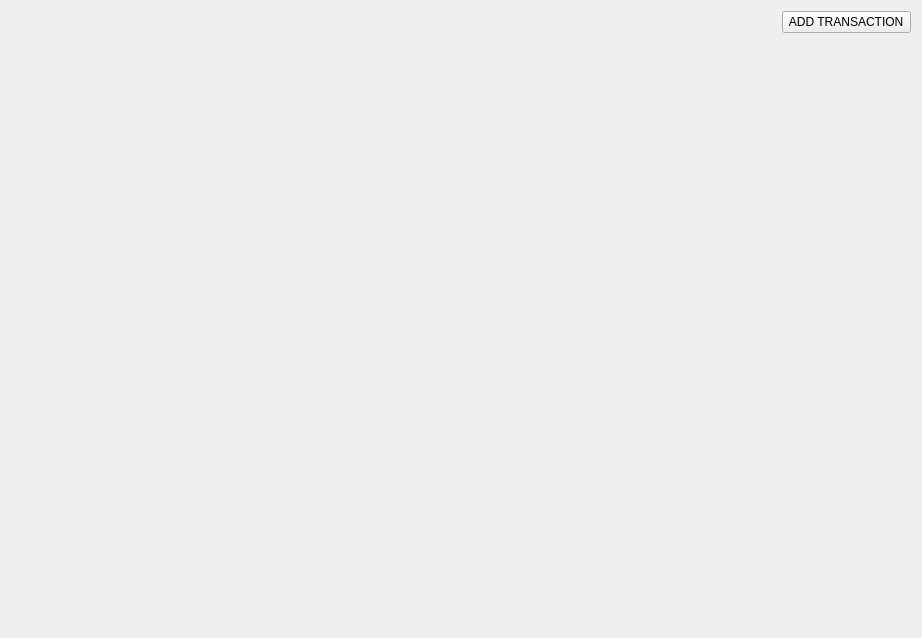
This is sem3/projectQt/homewidget.ui in naztes0/University as Qt 5 draws it before an edit. The edited form follows.
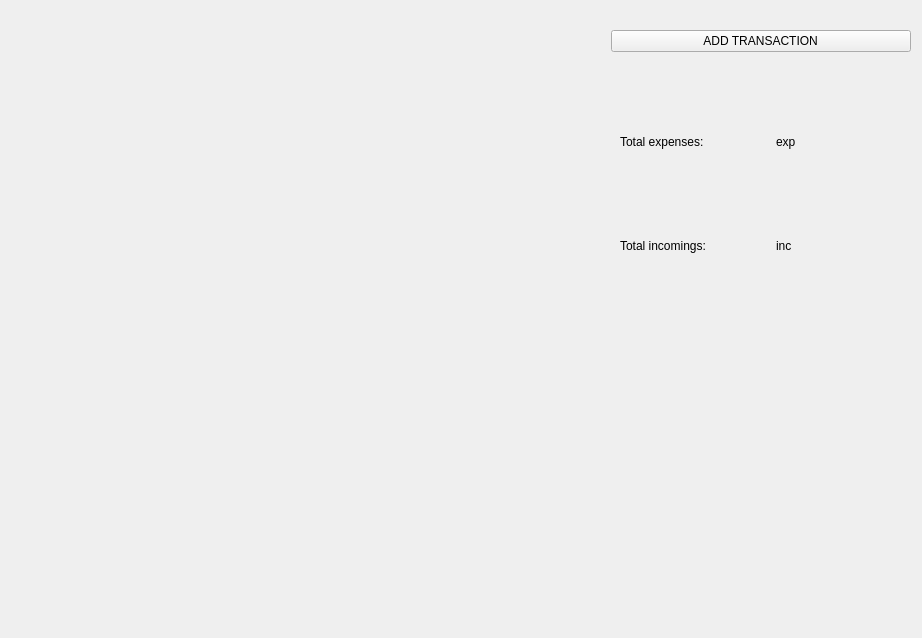
This is the edited form. Icons and pictures are not drawn.

Commit message: Adde the labels of total expenses and incomings due current month, and added widget to layout for pie diagrams that will show the expenses and incomings for the current month

The edit to the form file:
```diff
--- a/sem3/projectQt/homewidget.ui
+++ b/sem3/projectQt/homewidget.ui
@@ -14,55 +14,64 @@
    <string>Form</string>
   </property>
   <layout class="QGridLayout" name="gridLayout">
-   <item row="3" column="0">
-    <spacer name="horizontalSpacer">
-     <property name="orientation">
-      <enum>Qt::Orientation::Horizontal</enum>
-     </property>
-     <property name="sizeHint" stdset="0">
+   <item row="3" column="2">
+    <widget class="QWidget" name="widget" native="true">
+     <property name="minimumSize">
       <size>
-       <width>40</width>
-       <height>20</height>
+       <width>300</width>
+       <height>0</height>
       </size>
      </property>
-    </spacer>
-   </item>
-   <item row="3" column="1" colspan="2">
-    <widget class="QPushButton" name="addTrPushButton">
-     <property name="enabled">
-      <bool>true</bool>
-     </property>
-     <property name="text">
-      <string> ADD TRANSACTION </string>
-     </property>
-     <property name="icon">
-      <iconset resource="resource.qrc">
-       <normaloff>:/img/img/multiple.svg</normaloff>:/img/img/multiple.svg</iconset>
-     </property>
-     <property name="iconSize">
+     <property name="maximumSize">
       <size>
-       <width>30</width>
-       <height>30</height>
+       <width>300</width>
+       <height>220</height>
       </size>
      </property>
+     <layout class="QGridLayout" name="gridLayout_2">
+      <item row="0" column="1">
+       <widget class="QLabel" name="expAmount">
+        <property name="text">
+         <string>exp</string>
+        </property>
+       </widget>
+      </item>
+      <item row="0" column="0">
+       <widget class="QLabel" name="totalExpense">
+        <property name="minimumSize">
+         <size>
+          <width>150</width>
+          <height>0</height>
+         </size>
+        </property>
+        <property name="text">
+         <string>Total expenses:</string>
+        </property>
+       </widget>
+      </item>
+      <item row="1" column="0">
+       <widget class="QLabel" name="totalIncome">
+        <property name="minimumSize">
+         <size>
+          <width>150</width>
+          <height>0</height>
+         </size>
+        </property>
+        <property name="text">
+         <string>Total incomings:</string>
+        </property>
+       </widget>
+      </item>
+      <item row="1" column="1">
+       <widget class="QLabel" name="incAmount">
+        <property name="text">
+         <string>inc</string>
+        </property>
+       </widget>
+      </item>
+     </layout>
     </widget>
    </item>
-   <item row="4" column="2">
-    <spacer name="verticalSpacer">
-     <property name="orientation">
-      <enum>Qt::Orientation::Vertical</enum>
-     </property>
-     <property name="sizeType">
-      <enum>QSizePolicy::Policy::MinimumExpanding</enum>
-     </property>
-     <property name="sizeHint" stdset="0">
-      <size>
-       <width>20</width>
-       <height>40</height>
-      </size>
-     </property>
-    </spacer>
-   </item>
    <item row="5" column="0" colspan="3">
     <widget class="QScrollArea" name="scrollArea">
      <property name="sizePolicy">
@@ -98,6 +107,36 @@
      </widget>
     </widget>
    </item>
+   <item row="2" column="2">
+    <widget class="QPushButton" name="addTrPushButton">
+     <property name="enabled">
+      <bool>true</bool>
+     </property>
+     <property name="text">
+      <string> ADD TRANSACTION </string>
+     </property>
+     <property name="icon">
+      <iconset resource="resource.qrc">
+       <normaloff>:/img/img/multiple.svg</normaloff>:/img/img/multiple.svg</iconset>
+     </property>
+     <property name="iconSize">
+      <size>
+       <width>30</width>
+       <height>30</height>
+      </size>
+     </property>
+    </widget>
+   </item>
+   <item row="2" column="0" rowspan="2">
+    <widget class="QWidget" name="widget_2" native="true">
+     <property name="minimumSize">
+      <size>
+       <width>500</width>
+       <height>290</height>
+      </size>
+     </property>
+    </widget>
+   </item>
   </layout>
  </widget>
  <resources>
```
